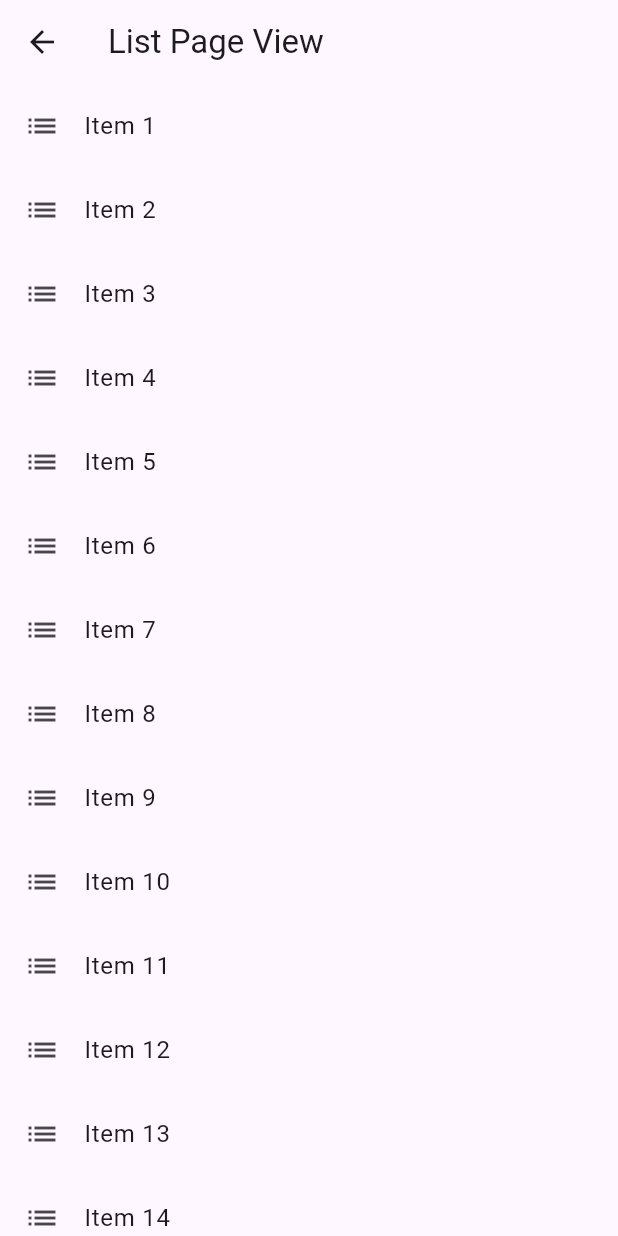
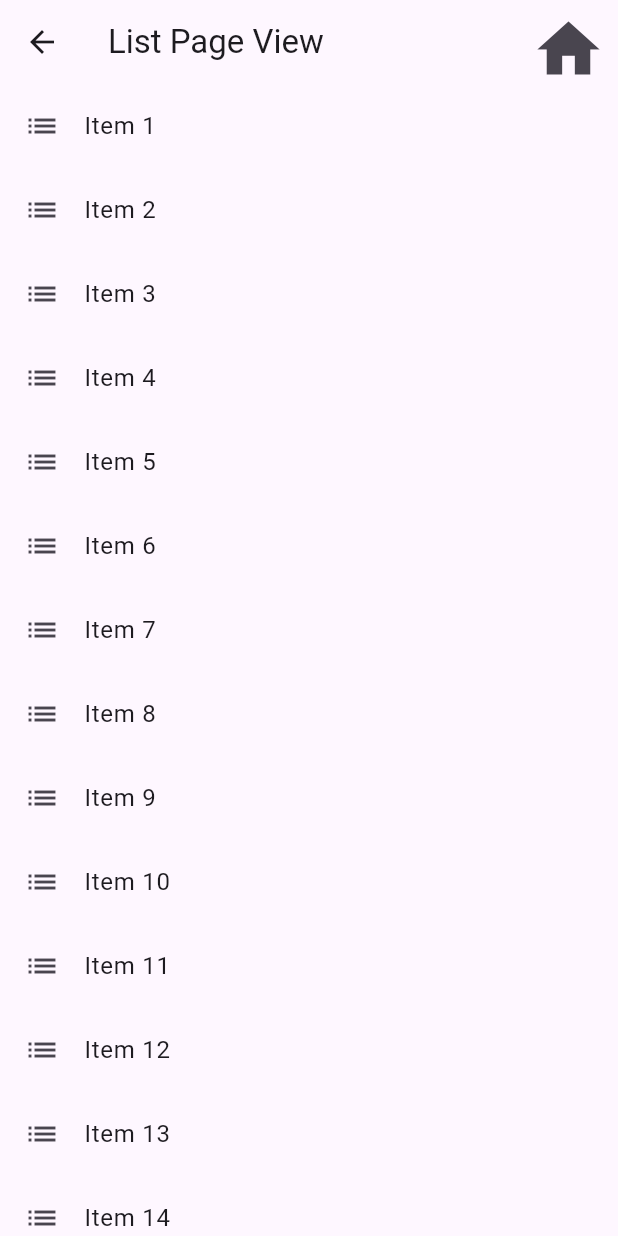
Before and after one commit to emrekemanc/flutter_application_2, a Flutter app: the screen it shows after launch, after a tap on the "list" icon, on a phone screen of 412 x 824 dp. Run offline on Flutter 3.47's test engine with Material 3 defaults, Android fonts, the phone set to English and light mode, and no system bars.

```diff
--- /dev/null
+++ b/lib/app_coordinator.dart
@@ -0,0 +1,45 @@
+import 'package:flutter/material.dart';
+import 'main.dart';
+import 'settings_page_view.dart';
+import 'profile_page_view.dart';
+import 'list_page_view.dart';
+import 'route_paths.dart';
+
+class Appcoordinator {
+  static final Appcoordinator _instance = Appcoordinator._internal();
+  factory Appcoordinator() => _instance;
+  Appcoordinator._internal();
+  final GlobalKey<NavigatorState> navigatorKey = GlobalKey<NavigatorState>();
+  NavigatorState? get _navigator => navigatorKey.currentState;
+
+  String get initialRoute => RoutePaths.main;
+
+  Map<String, WidgetBuilder> get routes => {
+    RoutePaths.settings: (context) => Settingspageview(),
+    RoutePaths.profile: (context) => ProfilePageView(),
+    RoutePaths.list: (context) => ListPageView(),
+  };
+
+  Future<void> navigateToSettings() async {
+    await _navigator?.pushNamed(RoutePaths.settings);
+  }
+
+  Future<void> navigateToProfile() async {
+    await _navigator?.pushNamed(RoutePaths.profile);
+  }
+
+  Future<void> navigateToList() async {
+    await _navigator?.pushNamed(RoutePaths.list);
+  }
+
+  Future<void> navigateToMain() async {
+    await _navigator?.pushNamedAndRemoveUntil(
+      RoutePaths.main,
+      (route) => false,
+    );
+  }
+
+  void goBack() {
+    _navigator?.pop();
+  }
+}
--- /dev/null
+++ b/lib/custom_button.dart
@@ -0,0 +1,17 @@
+import 'package:flutter/material.dart';
+
+class CustomIconButton extends StatelessWidget {
+  final IconData icon;
+  final VoidCallback onPressed;
+
+  const CustomIconButton({
+    super.key,
+    required this.icon,
+    required this.onPressed,
+  });
+
+  @override
+  Widget build(BuildContext context) {
+    return IconButton(icon: Icon(icon, size: 50), onPressed: onPressed);
+  }
+}
--- a/lib/listPageView.dart
+++ /dev/null
@@ -1,21 +0,0 @@
-import 'package:flutter/material.dart';
-
-class ListPageView extends StatelessWidget {
-  const ListPageView({super.key});
-
-  @override
-  Widget build(BuildContext context) {
-    return Scaffold(
-      appBar: AppBar(title: const Text('List Page View')),
-      body: ListView.builder(
-        itemCount: 20,
-        itemBuilder: (context, index) {
-          return ListTile(
-            leading: const Icon(Icons.list),
-            title: Text('Item ${index + 1}'),
-          );
-        },
-      ),
-    );
-  }
-}
--- /dev/null
+++ b/lib/list_page_view.dart
@@ -0,0 +1,35 @@
+import 'package:flutter/material.dart';
+import 'package:flutter_application_2/app_coordinator.dart';
+import 'package:flutter_application_2/custom_button.dart';
+
+class ListPageView extends StatelessWidget {
+  final appcoordinator = Appcoordinator();
+  ListPageView({super.key});
+
+  @override
+  Widget build(BuildContext context) {
+    return Scaffold(
+      appBar: AppBar(
+        title: const Text('List Page View'),
+        actions: [
+          CustomIconButton(
+            icon: Icons.home,
+
+            onPressed: () {
+              appcoordinator.navigateToMain();
+            },
+          ),
+        ],
+      ),
+      body: ListView.builder(
+        itemCount: 20,
+        itemBuilder: (context, index) {
+          return ListTile(
+            leading: const Icon(Icons.list),
+            title: Text('Item ${index + 1}'),
+          );
+        },
+      ),
+    );
+  }
+}
--- a/lib/main.dart
+++ b/lib/main.dart
@@ -1,18 +1,21 @@
 import 'package:flutter/material.dart';
-import 'package:flutter_application_2/listPageView.dart';
-import 'package:flutter_application_2/profilePageView.dart';
-import 'package:flutter_application_2/settingsPageView.dart';
+import 'package:flutter_application_2/app_coordinator.dart';
+import 'package:flutter_application_2/custom_button.dart';
 
 void main() {
-  runApp(const MainApp());
+  runApp(MainApp());
 }
 
 class MainApp extends StatelessWidget {
-  const MainApp({super.key});
+  final appcoordinator = Appcoordinator();
+  MainApp({super.key});
 
   @override
   Widget build(BuildContext context) {
     return MaterialApp(
+      navigatorKey: appcoordinator.navigatorKey,
+      initialRoute: appcoordinator.initialRoute,
+      routes: appcoordinator.routes,
       home: Scaffold(
         body: Builder(
           builder: (context) {
@@ -25,38 +28,22 @@ class MainApp extends StatelessWidget {
                     children: [
                       CustomIconButton(
                         icon: Icons.settings,
-                        label: "Settings",
                         onPressed: () {
-                          Navigator.push(
-                            context,
-                            MaterialPageRoute(
-                              builder: (context) => Settingspageview(),
-                            ),
-                          );
+                          appcoordinator.navigateToSettings();
                         },
                       ),
                       CustomIconButton(
                         icon: Icons.list,
-                        label: "List",
+
                         onPressed: () {
-                          Navigator.push(
-                            context,
-                            MaterialPageRoute(
-                              builder: (context) => ListPageView(),
-                            ),
-                          );
+                          appcoordinator.navigateToList();
                         },
                       ),
                       CustomIconButton(
                         icon: Icons.verified_user,
-                        label: "Profile",
+
                         onPressed: () {
-                          Navigator.push(
-                            context,
-                            MaterialPageRoute(
-                              builder: (context) => ProfilePageView(),
-                            ),
-                          );
+                          appcoordinator.navigateToProfile();
                         },
                       ),
                     ],
@@ -70,26 +57,3 @@ class MainApp extends StatelessWidget {
     );
   }
 }
-
-class CustomIconButton extends StatelessWidget {
-  final IconData icon;
-  final String label;
-  final VoidCallback onPressed;
-
-  const CustomIconButton({
-    super.key,
-    required this.icon,
-    required this.label,
-    required this.onPressed,
-  });
-
-  @override
-  Widget build(BuildContext context) {
-    return Column(
-      children: [
-        IconButton(icon: Icon(icon, size: 50), onPressed: onPressed),
-        Text(label),
-      ],
-    );
-  }
-}
--- /dev/null
+++ b/lib/route_paths.dart
@@ -0,0 +1,6 @@
+class RoutePaths {
+  static const String main = '/';
+  static const String profile = '/profile_page_view.dart';
+  static const String settings = '/settings_page_view.dart';
+  static const String list = '/list_page_view.dart';
+}
```
Also changed, not shown: lib/profile_page_view.dart (renamed from lib/profilePageView.dart, +18 -3 lines), lib/settings_page_view.dart (renamed from lib/settingsPageView.dart, +17 -1 lines).
